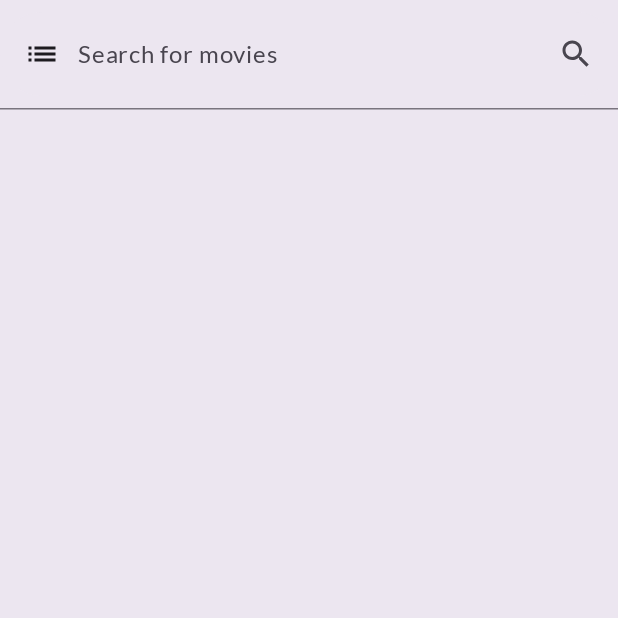
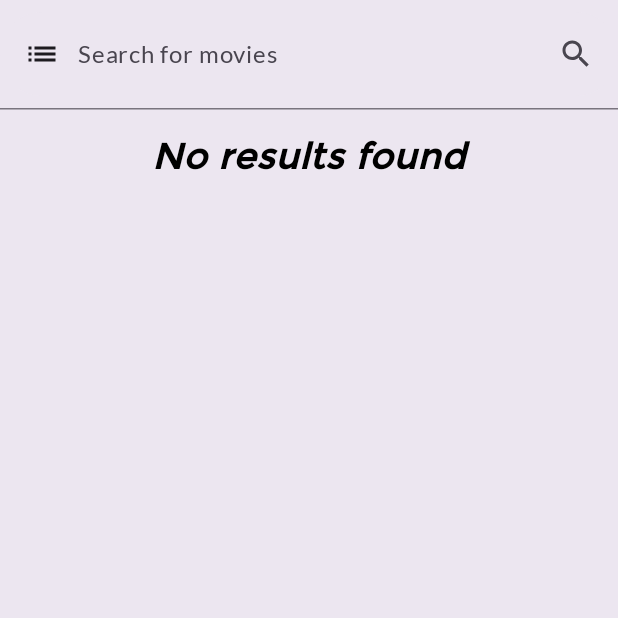
Before and after one commit to pereprior/TMDB-Android, an Android app built with Jetpack Compose: the composable SearchBarScreen called with empty values, on a phone screen of 412 x 824 dp, the top half of it. Run offline under Robolectric (Android 15) with nearby library versions, the phone set to English and light mode, and no system bars; our stand-ins replace livedata-compose.

Commit message:
errores de busqueda

```diff
--- a/app/src/main/java/com/example/movietest/ui/components/error/dialog/NotFoundDialog.kt
+++ b/app/src/main/java/com/example/movietest/ui/components/error/dialog/NotFoundDialog.kt
@@ -14,6 +14,7 @@ import androidx.compose.ui.unit.dp
 import com.example.movietest.R
 import com.example.movietest.ui.components.constants.LOW_PADDING_VALUE
 import com.example.movietest.ui.theme.errorColor
+import com.example.movietest.ui.theme.typography
 
 @Composable
 fun NotFoundDialog(
@@ -33,8 +34,8 @@ fun NotFoundDialog(
         title = {
             Text(
                 text = title,
+                style = typography.titleLarge,
                 modifier = Modifier.padding(LOW_PADDING_VALUE.dp),
-                color = errorColor
             )
         },
         text = {
--- a/app/src/main/java/com/example/movietest/ui/screens/list/search/MovieSearchBar.kt
+++ b/app/src/main/java/com/example/movietest/ui/screens/list/search/MovieSearchBar.kt
@@ -1,5 +1,8 @@
 package com.example.movietest.ui.screens.list.search
 
+import androidx.compose.foundation.layout.Box
+import androidx.compose.foundation.layout.fillMaxWidth
+import androidx.compose.foundation.layout.padding
 import androidx.compose.foundation.lazy.LazyColumn
 import androidx.compose.foundation.lazy.items
 import androidx.compose.material.icons.Icons
@@ -12,10 +15,16 @@ import androidx.compose.material3.Text
 import androidx.compose.runtime.Composable
 import androidx.compose.runtime.getValue
 import androidx.compose.runtime.livedata.observeAsState
+import androidx.compose.ui.Alignment
+import androidx.compose.ui.Modifier
 import androidx.compose.ui.res.stringResource
+import androidx.compose.ui.text.font.FontStyle
+import androidx.compose.ui.unit.dp
 import androidx.navigation.NavHostController
 import com.example.movietest.R
 import com.example.movietest.domain.models.Movie
+import com.example.movietest.ui.components.constants.MEDIUM_PADDING_VALUE
+import com.example.movietest.ui.theme.typography
 import com.example.movietest.ui.viewmodels.SearchBarViewModel
 
 @Composable
@@ -66,6 +75,23 @@ fun MovieSearchBar(
                         navController = navController
                     )
                 }
+
+                if (filteredDataList.isEmpty()) {
+                    item {
+                        Box (
+                            modifier = Modifier
+                                .fillMaxWidth()
+                                .padding(top = MEDIUM_PADDING_VALUE.dp),
+                            contentAlignment = Alignment.Center
+                        ) {
+                            Text(
+                                text = stringResource(id = R.string.no_results),
+                                style = typography.titleLarge,
+                                fontStyle = FontStyle.Italic
+                            )
+                        }
+                    }
+                }
             }
         )
     }
--- a/app/src/main/res/values/strings.xml
+++ b/app/src/main/res/values/strings.xml
@@ -14,4 +14,5 @@
     <string name="error_404_title">ERROR 404 - NOT FOUND</string>
     <string name="error_404_description">The name is not correct. Please, check it and try again.</string>
     <string name="error_dismiss_text">Dismiss</string>
+    <string name="no_results">No results found</string>
 </resources>
```
Also changed, not shown: app/src/main/java/com/example/movietest/ui/components/utils/BottomNav.kt (added, +107 -0 lines), 1 other file.
